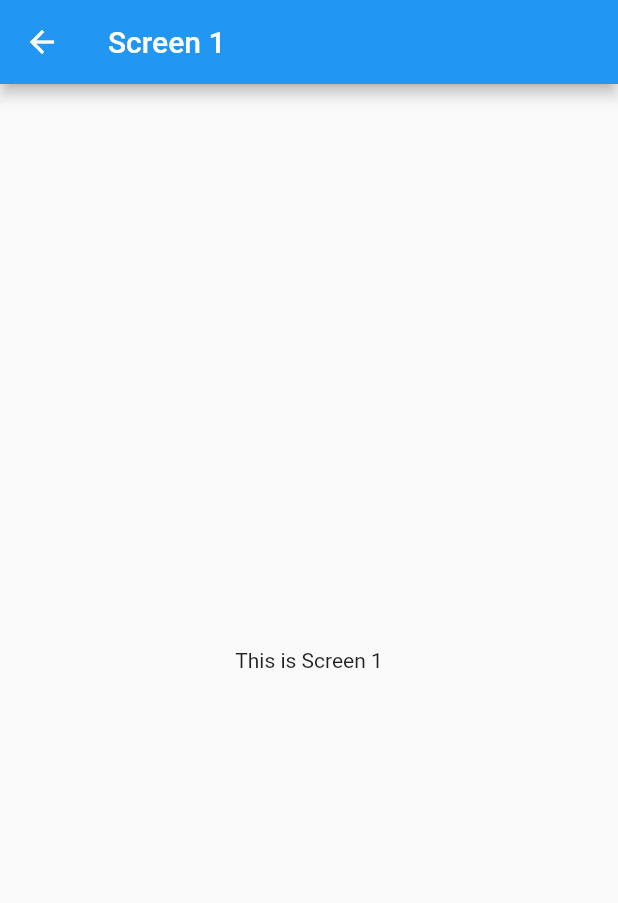
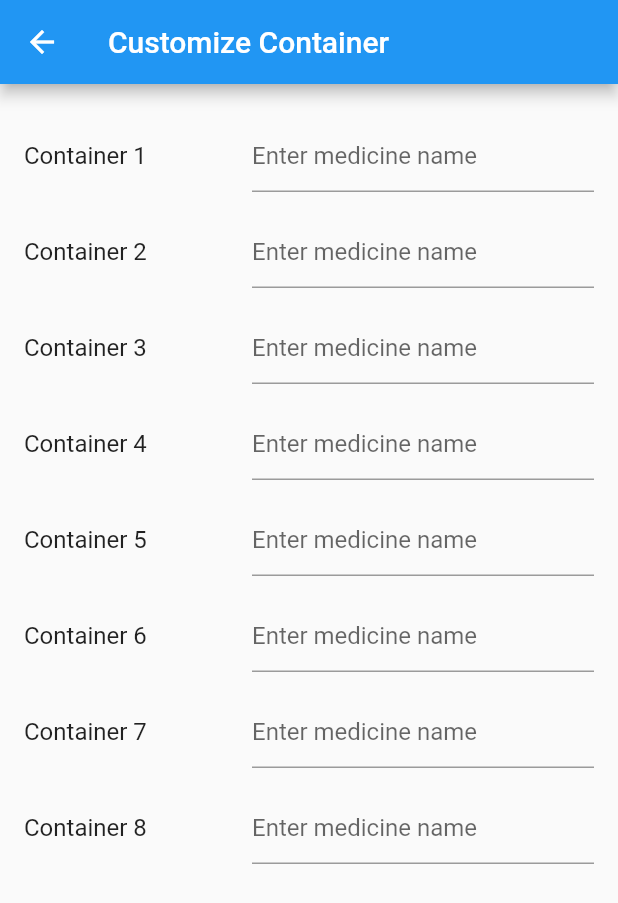
Before and after one commit to VenuraShyamal14/meditrack, a Flutter app: the Screen1 screen opened directly, on a phone screen of 412 x 824 dp. Shown: the top 903 px of the screen. Run offline on Flutter 3.47's test engine with Material 2 defaults, Android fonts, the phone set to English and light mode, and no system bars; our stand-ins replace firebase_auth, firebase_core, firebase_database, numberpicker; accounts and stored records are empty.

Commit message:
edit container screen

```diff
--- a/lib/main.dart
+++ b/lib/main.dart
@@ -120,7 +120,7 @@ class _MyHomePageState extends State<MyHomePage> {
         },
         items: [
           BottomNavigationBarItem(
-            icon: Icon(Icons.edit),
+            icon: Icon(Icons.build),
             label: 'Edit',
           ),
           BottomNavigationBarItem(
@@ -129,8 +129,8 @@ class _MyHomePageState extends State<MyHomePage> {
           ),
 
           BottomNavigationBarItem(
-            icon: Icon(Icons.settings),
-            label: 'Settings',
+            icon: Icon(Icons.person),
+            label: 'Account',
           ),
         ],
       ),
@@ -163,18 +163,60 @@ class Message {
 
 
 class Screen1 extends StatelessWidget {
+  final List<String> labels = [
+    'Container 1',
+    'Container 2',
+    'Container 3',
+    'Container 4',
+    'Container 5',
+    'Container 6',
+    'Container 7',
+    'Container 8',
+  ];
+
   @override
   Widget build(BuildContext context) {
     return Scaffold(
       appBar: AppBar(
-        title: Text('Screen 1'),
+        title: Text('Customize Container'),
       ),
-      body: Center(
-        child: Text('This is Screen 1'),
+      body: Padding(
+        padding: const EdgeInsets.all(16.0),
+        child: ListView.builder(
+          itemCount: labels.length,
+          itemBuilder: (context, index) {
+            return Padding(
+              padding: const EdgeInsets.symmetric(vertical: 8.0),
+              child: Row(
+                children: [
+                  Expanded(
+                    flex: 2,
+                    child: Text(
+                      labels[index],
+                      style: TextStyle(fontSize: 16.0),
+                    ),
+                  ),
+                  Expanded(
+                    flex: 3,
+                    child: TextField(
+                      decoration: InputDecoration(
+                        hintText: 'Enter medicine name',
+                      ),
+                      // You can add onChanged or controller to handle input.
+                      // onChanged: (value) { ... },
+                      // controller: yourController,
+                    ),
+                  ),
+                ],
+              ),
+            );
+          },
+        ),
       ),
     );
   }
 }
+
 
 class Screen2 extends StatelessWidget {
   final DatabaseReference databaseReference = FirebaseDatabase.instance.reference();
@@ -215,7 +257,7 @@ class Screen2 extends StatelessWidget {
   Widget build(BuildContext context) {
     return Scaffold(
       appBar: AppBar(
-        title: Text('Screen 2'),
+        title: Text('Home'),
       ),
       body: StreamBuilder<DatabaseEvent>(
         stream: databaseReference.child('messages').onValue,
@@ -295,7 +337,7 @@ class Screen3 extends StatelessWidget {
   Widget build(BuildContext context) {
     return Scaffold(
       appBar: AppBar(
-        title: Text('Screen 3'),
+        title: Text('Account'),
       ),
       body: Center(
         child: Text('This is Screen 3'),
```
